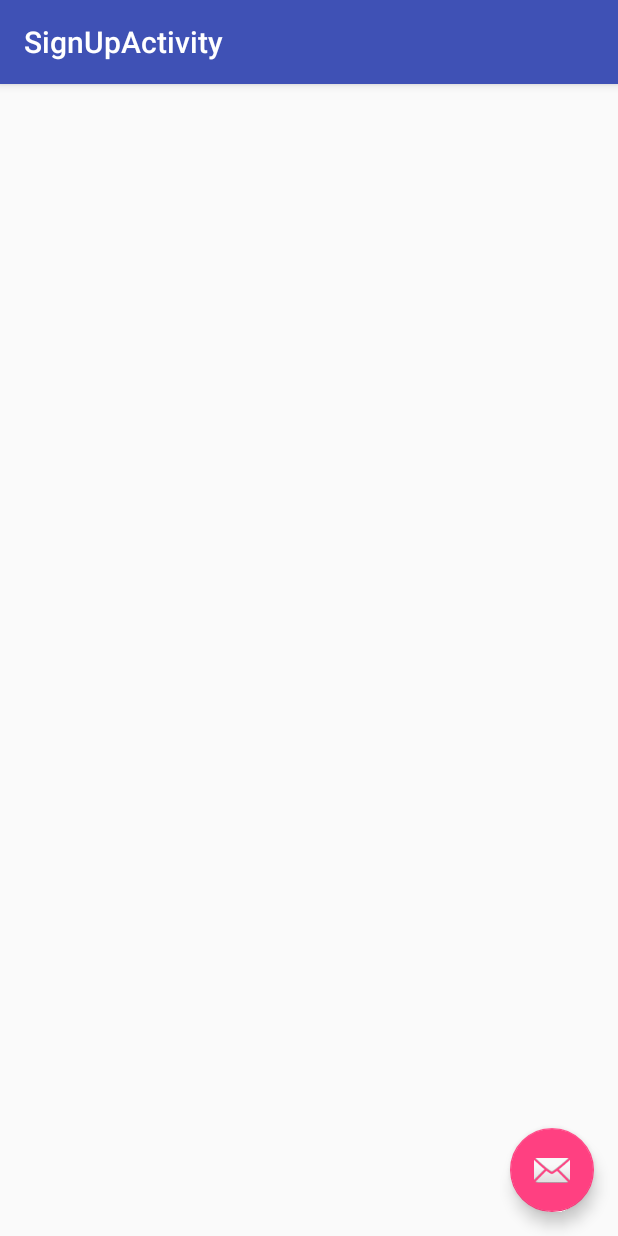
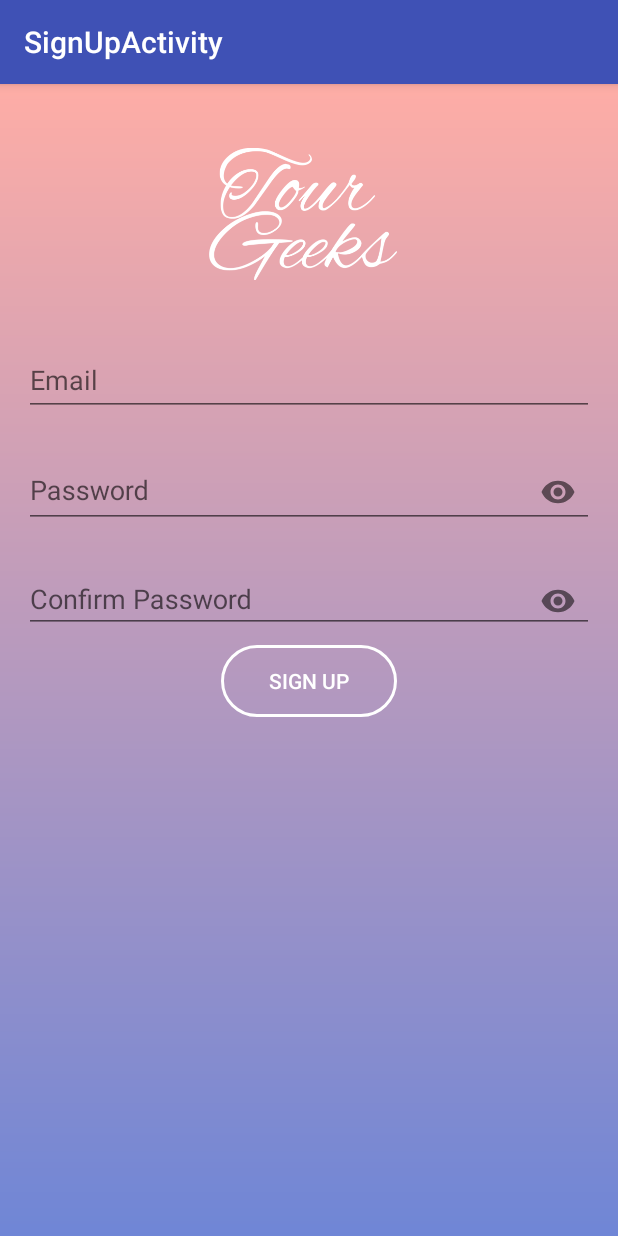
Before and after one commit to MoustafaElsaghier/CapstoneProject, an Android app: the SignUpActivity screen opened directly, with no data from a screen before it, on a phone screen of 412 x 824 dp. Run offline under Robolectric (Android 15) with nearby library versions, the phone set to English and light mode, and no system bars.

Commit message:
Create SignUp Activity UI

```diff
--- a/app/src/main/java/elsaghier/developer/com/capstoneproject/SignUpActivity.java
+++ b/app/src/main/java/elsaghier/developer/com/capstoneproject/SignUpActivity.java
@@ -1,11 +1,8 @@
 package elsaghier.developer.com.capstoneproject;
 
 import android.os.Bundle;
-import android.support.design.widget.FloatingActionButton;
-import android.support.design.widget.Snackbar;
 import android.support.v7.app.AppCompatActivity;
 import android.support.v7.widget.Toolbar;
-import android.view.View;
 
 public class SignUpActivity extends AppCompatActivity {
 
@@ -16,14 +13,6 @@ public class SignUpActivity extends AppCompatActivity {
         Toolbar toolbar = (Toolbar) findViewById(R.id.toolbar);
         setSupportActionBar(toolbar);
 
-        FloatingActionButton fab = (FloatingActionButton) findViewById(R.id.fab);
-        fab.setOnClickListener(new View.OnClickListener() {
-            @Override
-            public void onClick(View view) {
-                Snackbar.make(view, "Replace with your own action", Snackbar.LENGTH_LONG)
-                        .setAction("Action", null).show();
-            }
-        });
     }
 
 }
--- a/app/src/main/res/layout/activity_sign_up.xml
+++ b/app/src/main/res/layout/activity_sign_up.xml
@@ -22,12 +22,4 @@
 
     <include layout="@layout/content_sign_up" />
 
-    <android.support.design.widget.FloatingActionButton
-        android:id="@+id/fab"
-        android:layout_width="wrap_content"
-        android:layout_height="wrap_content"
-        android:layout_gravity="bottom|end"
-        android:layout_margin="@dimen/fab_margin"
-        app:srcCompat="@android:drawable/ic_dialog_email" />
-
 </android.support.design.widget.CoordinatorLayout>
--- a/app/src/main/res/layout/content_sign_up.xml
+++ b/app/src/main/res/layout/content_sign_up.xml
@@ -4,8 +4,96 @@
     xmlns:tools="http://schemas.android.com/tools"
     android:layout_width="match_parent"
     android:layout_height="match_parent"
+    android:background="@drawable/gradient_bg"
+    android:focusableInTouchMode="true"
     app:layout_behavior="@string/appbar_scrolling_view_behavior"
     tools:context="elsaghier.developer.com.capstoneproject.SignUpActivity"
     tools:showIn="@layout/activity_sign_up">
 
+    <ImageView
+        android:id="@+id/roundedImageView"
+        android:layout_width="125dp"
+        android:layout_height="125dp"
+        android:layout_marginEnd="8dp"
+        android:layout_marginTop="24dp"
+        android:contentDescription="@string/logo_of_application"
+        android:src="@drawable/logo"
+        app:layout_constraintEnd_toEndOf="parent"
+        app:layout_constraintStart_toStartOf="parent"
+        app:layout_constraintTop_toTopOf="parent" />
+
+    <android.support.design.widget.TextInputLayout
+        android:id="@+id/email_TIL"
+        android:layout_width="0dp"
+        android:layout_height="wrap_content"
+        android:layout_marginEnd="16dp"
+        android:layout_marginStart="16dp"
+        android:layout_marginTop="16dp"
+        app:layout_constraintEnd_toEndOf="parent"
+        app:layout_constraintHorizontal_bias="0.0"
+        app:layout_constraintStart_toStartOf="parent"
+        app:layout_constraintTop_toBottomOf="@+id/roundedImageView">
+
+        <android.support.design.widget.TextInputEditText
+            android:layout_width="match_parent"
+            android:layout_height="wrap_content"
+            android:inputType="textEmailAddress"
+            android:hint="@string/email" />
+    </android.support.design.widget.TextInputLayout>
+
+    <android.support.design.widget.TextInputLayout
+        android:id="@+id/pass_TIL"
+        android:layout_width="0dp"
+        android:layout_height="wrap_content"
+        android:layout_marginEnd="16dp"
+        android:layout_marginStart="16dp"
+        android:layout_marginTop="16dp"
+        app:layout_constraintEnd_toEndOf="parent"
+        app:layout_constraintStart_toStartOf="parent"
+        app:layout_constraintTop_toBottomOf="@+id/email_TIL"
+        app:passwordToggleEnabled="true">
+
+        <android.support.design.widget.TextInputEditText
+            android:layout_width="match_parent"
+            android:layout_height="wrap_content"
+            android:hint="@string/password"
+            android:inputType="textPassword" />
+    </android.support.design.widget.TextInputLayout>
+
+    <android.support.design.widget.TextInputLayout
+        android:id="@+id/confirmPass_TIL"
+        android:layout_width="0dp"
+        android:layout_height="54dp"
+        android:layout_marginEnd="16dp"
+        android:layout_marginStart="16dp"
+        android:layout_marginTop="16dp"
+        app:layout_constraintEnd_toEndOf="parent"
+        app:layout_constraintStart_toStartOf="parent"
+        app:layout_constraintTop_toBottomOf="@+id/pass_TIL"
+        app:passwordToggleEnabled="true">
+
+        <android.support.design.widget.TextInputEditText
+            android:layout_width="match_parent"
+            android:layout_height="wrap_content"
+            android:hint="@string/confirm_password"
+            android:inputType="textPassword" />
+    </android.support.design.widget.TextInputLayout>
+
+    <Button
+        android:id="@+id/signup_BTN"
+        android:layout_width="wrap_content"
+        android:layout_height="wrap_content"
+        android:layout_marginEnd="8dp"
+        android:layout_marginStart="8dp"
+        android:layout_marginTop="8dp"
+        android:background="@drawable/rounded_btn"
+        android:minWidth="@dimen/size_in_dp_96"
+        android:paddingEnd="@dimen/size_in_dp_32"
+        android:paddingStart="@dimen/size_in_dp_32"
+        android:text="@string/sign_up"
+        android:textColor="@android:color/white"
+        app:layout_constraintEnd_toEndOf="parent"
+        app:layout_constraintStart_toStartOf="parent"
+        app:layout_constraintTop_toBottomOf="@+id/confirmPass_TIL" />
+
 </android.support.constraint.ConstraintLayout>
```
